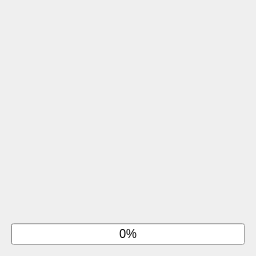
This is loadingdialog.ui in mobius-software-ltd/iotbroker.cloud-cpp-client as Qt 5 draws it before an edit. The edited form follows.
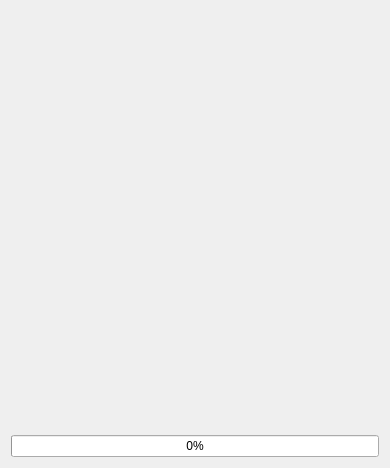
This is the edited form. Icons and pictures are not drawn.

Patch:
```diff
--- a/loadingdialog.ui
+++ b/loadingdialog.ui
@@ -6,8 +6,8 @@
    <rect>
     <x>0</x>
     <y>0</y>
-    <width>256</width>
-    <height>256</height>
+    <width>390</width>
+    <height>468</height>
    </rect>
   </property>
   <property name="windowTitle">
```
